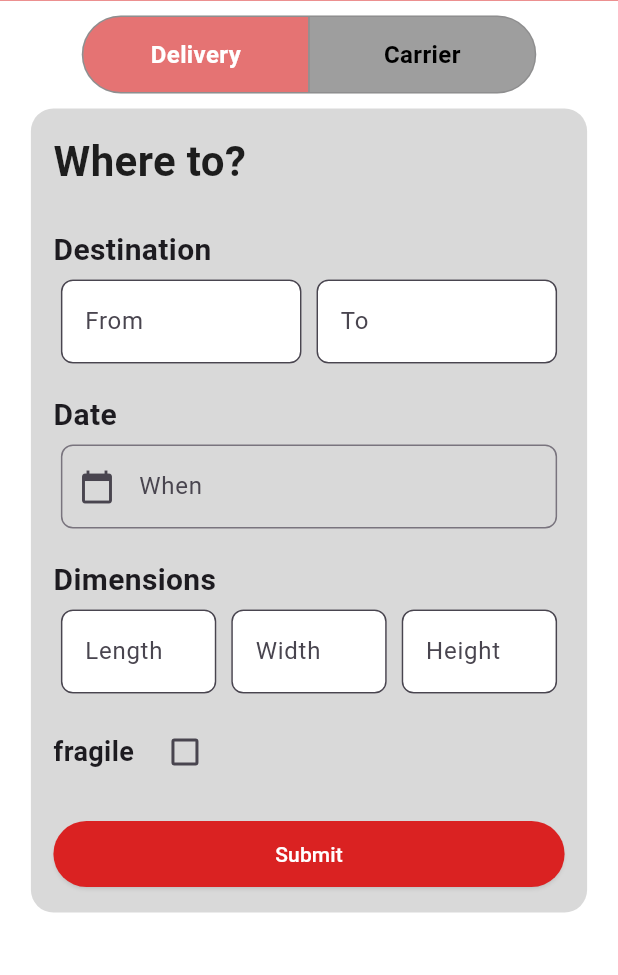
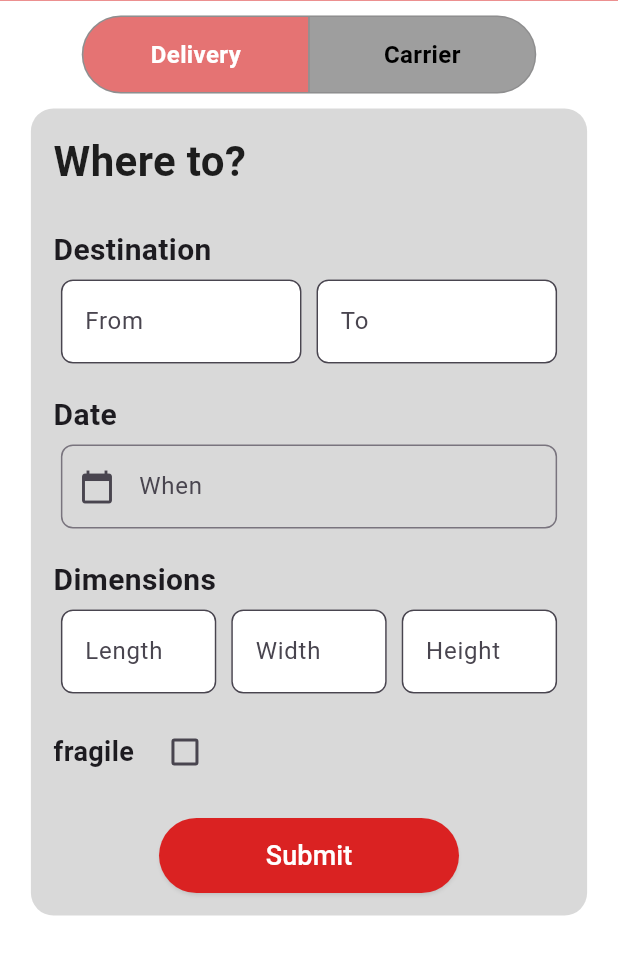
Before and after one commit to mandryskowski/jastip, a Flutter app: the screen it shows after launch, on a phone screen of 412 x 824 dp, the part 103-1078 px from its top. Run offline on Flutter 3.47's test engine with Material 3 defaults, Android fonts, the phone set to English and light mode, and no system bars; our stand-ins replace google_fonts.

Commit message:
Updated submit button

```diff
--- a/frontend/jastip/lib/Constants.dart
+++ b/frontend/jastip/lib/Constants.dart
@@ -35,4 +35,4 @@ const EdgeInsets paddingHorizontal5 = EdgeInsets.symmetric(horizontal: 5.0);
 const EdgeInsets paddingVertical10 = EdgeInsets.symmetric(vertical: 10.0);
 
 // Const available orderings
-const List<String> orderings = ["Default", "Size", "Date"];
+const List<String> orderings = ["Size", "Date"];
--- a/frontend/jastip/lib/FormBox.dart
+++ b/frontend/jastip/lib/FormBox.dart
@@ -2,7 +2,6 @@ import 'dart:convert';
 import 'FormElement.dart';
 
 import 'package:flutter/material.dart';
-import 'package:flutter/services.dart';
 import 'package:jastip/Constants.dart';
 import 'package:jastip/ListingPage.dart';
 import 'package:http/http.dart' as http;
@@ -168,9 +167,11 @@ class _FormboxState extends State<Formbox> {
                   },
                 ),
               ),
-              SubmitButton(
-                onPressed: _submit,
-                buttonText: 'Submit',
+              Center(
+                child: SubmitButton(
+                  onPressed: _submit,
+                  buttonText: 'Submit',
+                ),
               ),
             ],
           ),
@@ -270,8 +271,15 @@ class _SubmitButtonState extends State<SubmitButton> {
               return Colors.black.withOpacity(0.4);
             },
           ),
+          minimumSize: WidgetStateProperty.all<Size>(
+            const Size(200, 48), // Adjust the width and height as needed
+          ),
         ),
-        child: Text(widget.buttonText),
+        child: Text(
+          widget.buttonText,
+          style: const TextStyle(fontSize: 18)
+        ),
+
       ),
     );
   }
```
